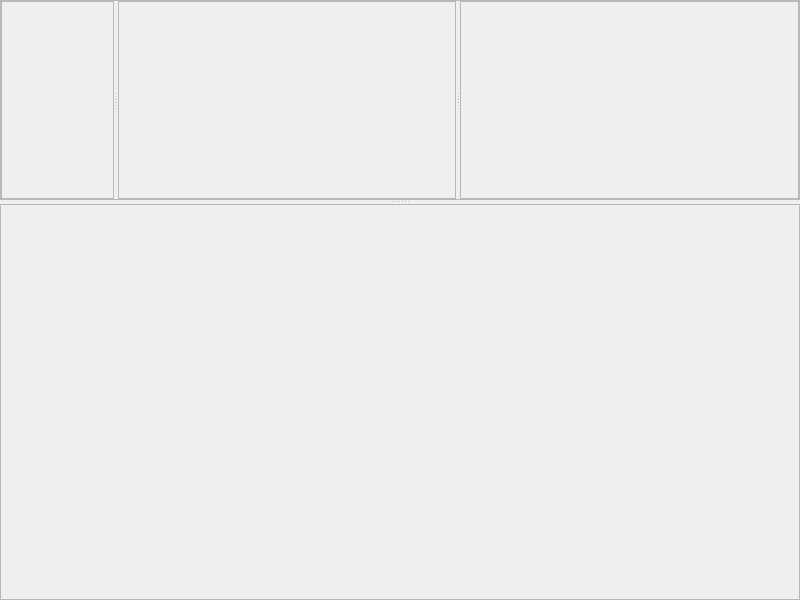
Qt form mainwindow.ui (laoning2008/video_edit) before a commit.
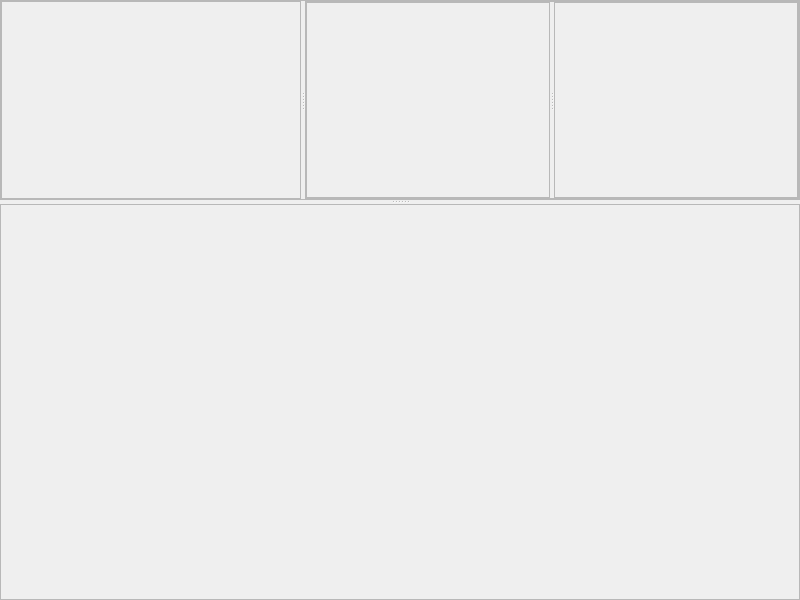
The same form after that commit.

Patch:
```diff
--- a/mainwindow.ui
+++ b/mainwindow.ui
@@ -135,26 +135,43 @@
            <property name="frameShadow">
             <enum>QFrame::Raised</enum>
            </property>
-          </widget>
-          <widget class="QFrame" name="frame_effect_material">
-           <property name="sizePolicy">
-            <sizepolicy hsizetype="Expanding" vsizetype="Preferred">
-             <horstretch>0</horstretch>
-             <verstretch>0</verstretch>
-            </sizepolicy>
-           </property>
-           <property name="minimumSize">
-            <size>
-             <width>300</width>
-             <height>0</height>
-            </size>
-           </property>
+           <layout class="QHBoxLayout" name="horizontalLayout_2">
+            <property name="leftMargin">
+             <number>0</number>
+            </property>
+            <property name="topMargin">
+             <number>0</number>
+            </property>
+            <property name="rightMargin">
+             <number>0</number>
+            </property>
+            <property name="bottomMargin">
+             <number>0</number>
+            </property>
+            <item>
+             <widget class="QSplitter" name="splitter">
+              <property name="orientation">
+               <enum>Qt::Horizontal</enum>
+              </property>
+              <widget class="QFrame" name="video_view">
            <property name="frameShape">
             <enum>QFrame::StyledPanel</enum>
            </property>
            <property name="frameShadow">
             <enum>QFrame::Raised</enum>
            </property>
+              </widget>
+              <widget class="QFrame" name="material_view">
+               <property name="frameShape">
+                <enum>QFrame::StyledPanel</enum>
+               </property>
+               <property name="frameShadow">
+                <enum>QFrame::Raised</enum>
+               </property>
+              </widget>
+             </widget>
+            </item>
+           </layout>
           </widget>
          </widget>
         </item>
```
Lines whose indentation alone changed are shown as unchanged.
